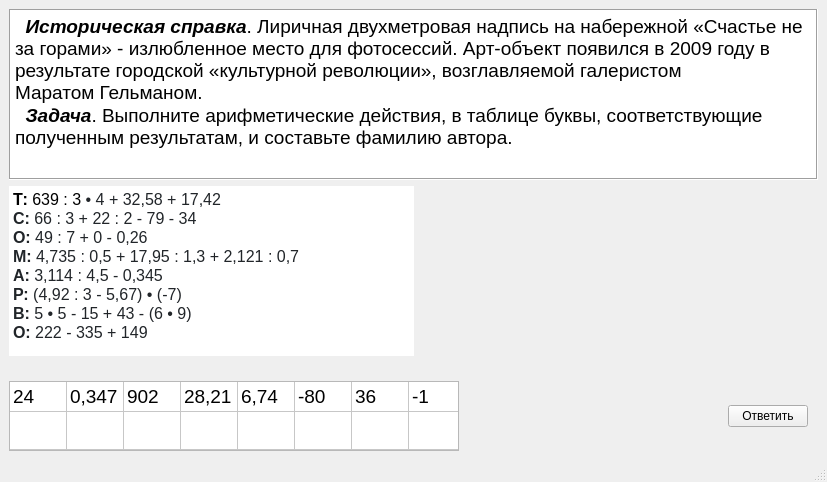
Before: the Qt Designer form SecondTaskWindow.ui in VladZuykin/quest, drawn with Qt 5.
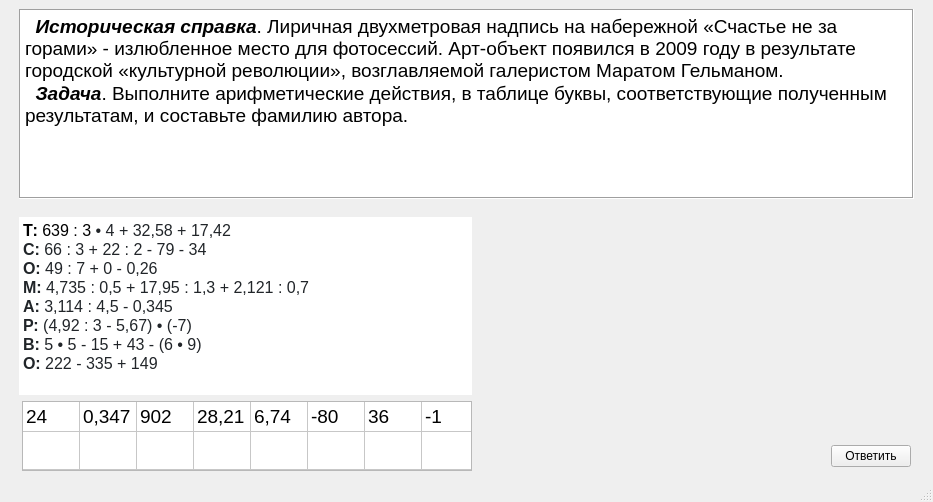
After: the same form once the commit is applied.

Commit message: Доделано всё but maps, исправлены ui files

The edit to the form file:
```diff
--- a/SecondTaskWindow.ui
+++ b/SecondTaskWindow.ui
@@ -6,8 +6,8 @@
    <rect>
     <x>0</x>
     <y>0</y>
-    <width>827</width>
-    <height>482</height>
+    <width>933</width>
+    <height>502</height>
    </rect>
   </property>
   <property name="windowTitle">
@@ -16,7 +16,23 @@
   <widget class="QWidget" name="centralwidget">
    <layout class="QVBoxLayout" name="verticalLayout_3">
     <item>
-     <layout class="QVBoxLayout" name="verticalLayout_2">
+     <layout class="QHBoxLayout" name="horizontalLayout_3">
+      <item>
+       <spacer name="horizontalSpacer_4">
+        <property name="orientation">
+         <enum>Qt::Horizontal</enum>
+        </property>
+        <property name="sizeType">
+         <enum>QSizePolicy::Fixed</enum>
+        </property>
+        <property name="sizeHint" stdset="0">
+         <size>
+          <width>10</width>
+          <height>20</height>
+         </size>
+        </property>
+       </spacer>
+      </item>
       <item>
        <widget class="QTextBrowser" name="textBrowser">
         <property name="frameShape">
@@ -32,6 +48,22 @@
         </property>
        </widget>
       </item>
+      <item>
+       <spacer name="horizontalSpacer_5">
+        <property name="orientation">
+         <enum>Qt::Horizontal</enum>
+        </property>
+        <property name="sizeType">
+         <enum>QSizePolicy::Fixed</enum>
+        </property>
+        <property name="sizeHint" stdset="0">
+         <size>
+          <width>10</width>
+          <height>20</height>
+         </size>
+        </property>
+       </spacer>
+      </item>
      </layout>
     </item>
     <item>
@@ -39,6 +71,9 @@
       <property name="orientation">
        <enum>Qt::Vertical</enum>
       </property>
+      <property name="sizeType">
+       <enum>QSizePolicy::Preferred</enum>
+      </property>
       <property name="sizeHint" stdset="0">
        <size>
         <width>20</width>
@@ -49,8 +84,36 @@
     </item>
     <item>
      <layout class="QHBoxLayout" name="horizontalLayout_2">
+      <item>
+       <spacer name="horizontalSpacer_6">
+        <property name="orientation">
+         <enum>Qt::Horizontal</enum>
+        </property>
+        <property name="sizeType">
+         <enum>QSizePolicy::Fixed</enum>
+        </property>
+        <property name="sizeHint" stdset="0">
+         <size>
+          <width>10</width>
+          <height>20</height>
+         </size>
+        </property>
+       </spacer>
+      </item>
       <item>
        <widget class="QTextBrowser" name="textBrowser_2">
+        <property name="minimumSize">
+         <size>
+          <width>450</width>
+          <height>0</height>
+         </size>
+        </property>
+        <property name="maximumSize">
+         <size>
+          <width>170000</width>
+          <height>180</height>
+         </size>
+        </property>
         <property name="frameShape">
          <enum>QFrame::NoFrame</enum>
         </property>
@@ -75,6 +138,9 @@
         <property name="orientation">
          <enum>Qt::Horizontal</enum>
         </property>
+        <property name="sizeType">
+         <enum>QSizePolicy::Expanding</enum>
+        </property>
         <property name="sizeHint" stdset="0">
          <size>
           <width>40</width>
@@ -85,21 +151,24 @@
       </item>
      </layout>
     </item>
-    <item>
-     <spacer name="verticalSpacer">
-      <property name="orientation">
-       <enum>Qt::Vertical</enum>
-      </property>
-      <property name="sizeHint" stdset="0">
-       <size>
-        <width>20</width>
-        <height>40</height>
-       </size>
-      </property>
-     </spacer>
-    </item>
     <item>
      <layout class="QHBoxLayout" name="horizontalLayout">
+      <item>
+       <spacer name="horizontalSpacer_7">
+        <property name="orientation">
+         <enum>Qt::Horizontal</enum>
+        </property>
+        <property name="sizeType">
+         <enum>QSizePolicy::Fixed</enum>
+        </property>
+        <property name="sizeHint" stdset="0">
+         <size>
+          <width>13</width>
+          <height>20</height>
+         </size>
+        </property>
+       </spacer>
+      </item>
       <item>
        <layout class="QVBoxLayout" name="verticalLayout">
         <item>
@@ -121,6 +190,9 @@
             <pointsize>14</pointsize>
            </font>
           </property>
+          <property name="styleSheet">
+           <string notr="true">selection-background-color: rgb(200, 200, 200);</string>
+          </property>
           <property name="verticalScrollBarPolicy">
            <enum>Qt::ScrollBarAlwaysOff</enum>
           </property>
@@ -250,11 +322,31 @@
        </spacer>
       </item>
       <item>
-       <widget class="QPushButton" name="answerButton">
-        <property name="text">
-         <string>Ответить</string>
-        </property>
-       </widget>
+       <layout class="QVBoxLayout" name="verticalLayout_2">
+        <item>
+         <spacer name="verticalSpacer_3">
+          <property name="orientation">
+           <enum>Qt::Vertical</enum>
+          </property>
+          <property name="sizeType">
+           <enum>QSizePolicy::Fixed</enum>
+          </property>
+          <property name="sizeHint" stdset="0">
+           <size>
+            <width>20</width>
+            <height>40</height>
+           </size>
+          </property>
+         </spacer>
+        </item>
+        <item>
+         <widget class="QPushButton" name="answerButton">
+          <property name="text">
+           <string>Ответить</string>
+          </property>
+         </widget>
+        </item>
+       </layout>
       </item>
       <item>
        <spacer name="horizontalSpacer_2">
@@ -266,7 +358,7 @@
         </property>
         <property name="sizeHint" stdset="0">
          <size>
-          <width>10</width>
+          <width>13</width>
           <height>20</height>
          </size>
         </property>
```
Left out of the diff: 2 changed lines with no effect on the pictures. The commit also changes 7 other files.
